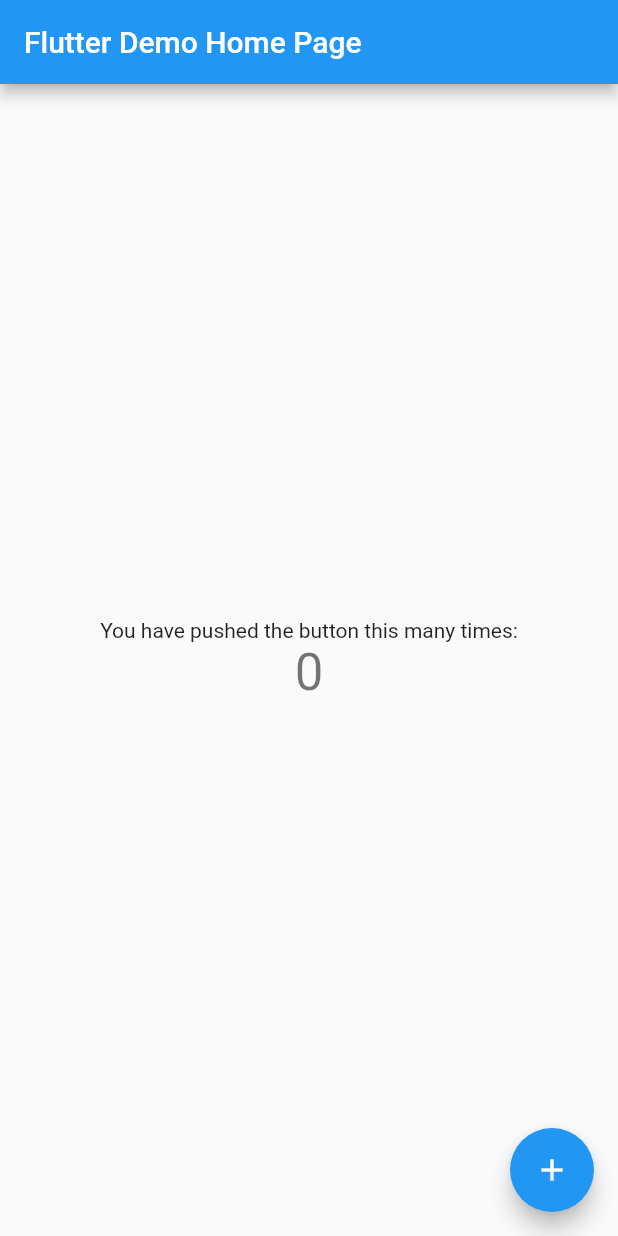
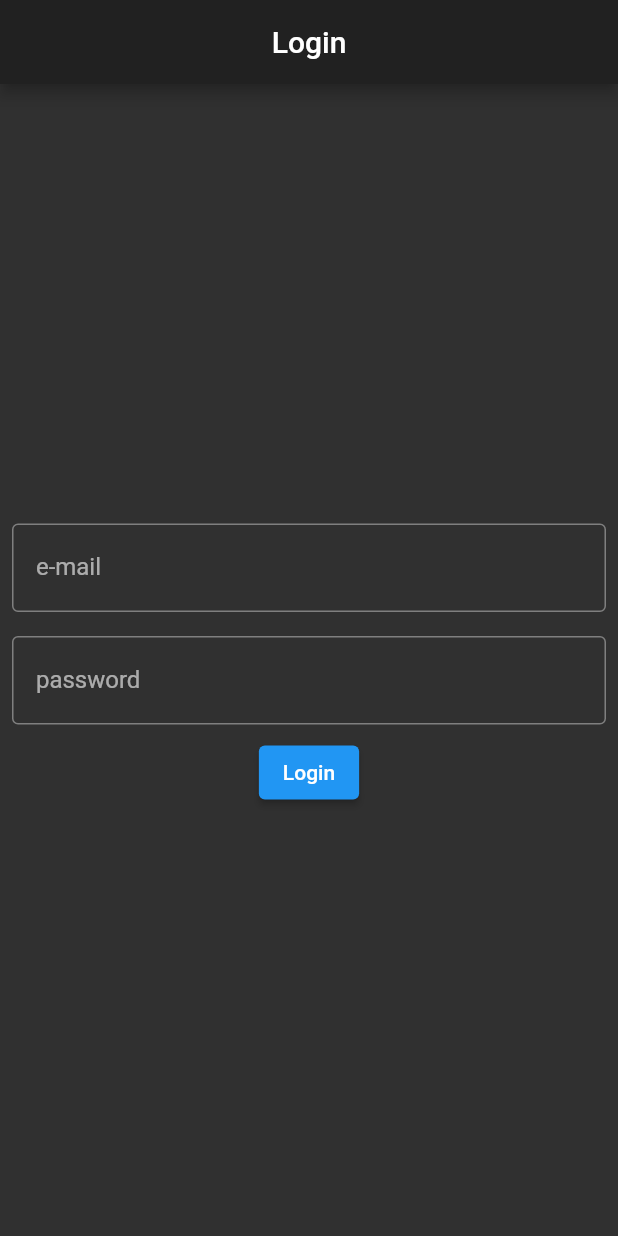
Before and after one commit to enesbayar/login_cubit, a Flutter app: the screen it shows after launch, on a phone screen of 412 x 824 dp. Run offline on Flutter 3.47's test engine with Material 2 defaults, Android fonts, the phone set to English and light mode, and no system bars; our stand-ins replace bloc, dio, equatable, flutter_bloc.

Commit message:
Login cubit completed

```diff
--- /dev/null
+++ b/lib/login/enum/login_enum.dart
@@ -0,0 +1 @@
+enum ILoginServicePath { LOGIN }
--- /dev/null
+++ b/lib/login/extension/login_extension.dart
@@ -0,0 +1,12 @@
+import '../enum/login_enum.dart';
+
+extension ILoginServicePathExtension on ILoginServicePath {
+  String get value {
+    switch (this) {
+      case ILoginServicePath.LOGIN:
+        return '/login';
+      default:
+        return '';
+    }
+  }
+}
--- /dev/null
+++ b/lib/login/model/login_request.dart
@@ -0,0 +1,18 @@
+class LoginRequest {
+  String? email;
+  String? password;
+
+  LoginRequest({this.email, this.password});
+
+  LoginRequest.fromJson(Map<String, dynamic> json) {
+    email = json['email'];
+    password = json['password'];
+  }
+
+  Map<String, dynamic> toJson() {
+    final Map<String, dynamic> data = new Map<String, dynamic>();
+    data['email'] = this.email;
+    data['password'] = this.password;
+    return data;
+  }
+}
--- /dev/null
+++ b/lib/login/model/login_response.dart
@@ -0,0 +1,15 @@
+class LoginResponse {
+  String? token;
+
+  LoginResponse({this.token});
+
+  LoginResponse.fromJson(Map<String, dynamic> json) {
+    token = json['token'];
+  }
+
+  Map<String, dynamic> toJson() {
+    final Map<String, dynamic> data = new Map<String, dynamic>();
+    data['token'] = this.token;
+    return data;
+  }
+}
--- /dev/null
+++ b/lib/login/service/i_login_service.dart
@@ -0,0 +1,17 @@
+import 'package:dio/dio.dart';
+
+import '../enum/login_enum.dart';
+import '../extension/login_extension.dart';
+import '../model/login_request.dart';
+import '../model/login_response.dart';
+
+abstract class ILoginService{
+  final Dio dio;
+
+  ILoginService(this.dio);
+
+  String get loginPath => ILoginServicePath.LOGIN.value;
+
+  Future<LoginResponse?> loginRequest(LoginRequest loginRequest);
+
+}
--- /dev/null
+++ b/lib/login/view/login_view.dart
@@ -0,0 +1,122 @@
+import 'package:dio/dio.dart';
+import 'package:flutter/material.dart';
+import 'package:flutter_bloc/flutter_bloc.dart';
+
+import '../service/login_service.dart';
+import '../viewmodel/cubit/login_cubit.dart';
+
+class LoginView extends StatelessWidget {
+  final TextEditingController eMailController = TextEditingController();
+  final TextEditingController passwordController = TextEditingController();
+  final GlobalKey<FormState> formKey = GlobalKey();
+  final String baseUrl = 'https://reqres.in/api';
+
+  @override
+  Widget build(BuildContext context) {
+    return BlocProvider<LoginCubit>(
+        create: (context) => LoginCubit(
+            eMailController, passwordController, formKey,
+            loginService: LoginService(Dio(BaseOptions(baseUrl: baseUrl)))),
+        child: BlocConsumer<LoginCubit, LoginState>(
+          listener: (context, state) {
+            if (state is LoginFailed) {
+              buildShowDialog(context, state);
+            }
+          },
+          builder: (context, state) {
+            return buildPage(context, state);
+          },
+        ));
+  }
+
+  Scaffold buildPage(BuildContext context, LoginState state) {
+    return Scaffold(
+      appBar: buildAppBar,
+      body: buildLoginFields(context, state),
+    );
+  }
+
+  AppBar get buildAppBar {
+    return AppBar(
+      title: Text('Login'),
+      centerTitle: true,
+    );
+  }
+
+  Form buildLoginFields(context, LoginState state) {
+    return Form(
+      key: formKey,
+      autovalidateMode: autovalidateMode(state),
+      child: Column(
+        mainAxisAlignment: MainAxisAlignment.center,
+        children: [
+          buildTextFormFieldMail,
+          buildTextFormFieldPassword,
+          buildButtonCubit(context)
+        ],
+      ),
+    );
+  }
+
+  Widget buildButtonCubit(BuildContext context) {
+    return BlocBuilder<LoginCubit, LoginState>(
+      builder: (context, state) {
+        if (state is LoginCompleted) {
+          return Column(
+            children: [
+              buildElevatedButton(context),
+              Text(state.loginResponse.token ?? "")
+            ],
+          );
+        } else {
+          return buildElevatedButton(context);
+        }
+      },
+    );
+  }
+
+  ElevatedButton buildElevatedButton(BuildContext context) => ElevatedButton(
+      onPressed: () => _onPressed(context), child: Text("Login"));
+
+  void _onPressed(BuildContext context) =>
+      context.read<LoginCubit>().loginRequest();
+
+  Widget get buildTextFormFieldPassword {
+    return Padding(
+      padding: const EdgeInsets.all(8.0),
+      child: TextFormField(
+          controller: passwordController,
+          validator: (value) =>
+              (value ?? "").length > 6 ? null : 'must be at least 6 characters',
+          decoration: InputDecoration(
+              border: OutlineInputBorder(), labelText: ' password ')),
+    );
+  }
+
+  Widget get buildTextFormFieldMail {
+    return Padding(
+      padding: const EdgeInsets.all(8.0),
+      child: TextFormField(
+          controller: eMailController,
+          validator: (value) =>
+              (value ?? "").isNotEmpty ? null : 'must not be empty',
+          decoration: InputDecoration(
+              border: OutlineInputBorder(), labelText: ' e-mail ')),
+    );
+  }
+
+  AutovalidateMode autovalidateMode(LoginState state) => state
+          is LoginValidateState
+      ? (state.isValidate ? AutovalidateMode.always : AutovalidateMode.disabled)
+      : AutovalidateMode.disabled;
+
+  Future buildShowDialog(BuildContext context, LoginFailed state) {
+    return showDialog(
+        context: context,
+        builder: (context) {
+          return AlertDialog(
+            title: Text(state.errorMessage),
+          );
+        });
+  }
+}
--- /dev/null
+++ b/lib/login/viewmodel/cubit/login_cubit.dart
@@ -0,0 +1,46 @@
+import 'package:bloc/bloc.dart';
+import 'package:equatable/equatable.dart';
+import 'package:flutter/material.dart';
+import 'package:meta/meta.dart';
+
+import '../../model/login_request.dart';
+import '../../model/login_response.dart';
+import '../../service/i_login_service.dart';
+
+part 'login_state.dart';
+
+class LoginCubit extends Cubit<LoginState> {
+  final TextEditingController emailController;
+  final TextEditingController passwordController;
+  final GlobalKey<FormState> formKey;
+  final ILoginService loginService;
+
+  bool isValidationFail = false;
+
+  LoginCubit(this.emailController, this.passwordController, this.formKey,
+      {required this.loginService})
+      : super(LoginInitial());
+
+  void loginRequest() async {
+    emit(LoginLoading());
+    if (formKey.currentState != null && formKey.currentState!.validate()) {
+      try {
+        final loginRequest = LoginRequest(
+            email: emailController.text.trim(),
+            password: passwordController.text.trim());
+        final data = await loginService.loginRequest(loginRequest);
+
+        if (data is LoginResponse) {
+          emit(LoginCompleted(data));
+        } else {
+          emit(LoginFailed("Errorrr"));
+        }
+      } catch (e) {
+        emit(LoginFailed(e.toString()));
+      }
+    } else{
+      isValidationFail = true;
+      emit(LoginValidateState(isValidationFail));
+    }
+  }
+}
--- /dev/null
+++ b/lib/login/viewmodel/cubit/login_state.dart
@@ -0,0 +1,40 @@
+part of 'login_cubit.dart';
+
+@immutable
+abstract class LoginState extends Equatable {
+  List<Object?> get props => [];
+}
+
+class LoginInitial extends LoginState {
+
+
+}
+
+class LoginLoading extends LoginState {}
+
+class LoginValidateState extends LoginState{
+  final bool isValidate;
+
+  LoginValidateState(this.isValidate);
+
+  List<Object?> get props => [this.isValidate];
+
+}
+
+class LoginCompleted extends LoginState{
+  final LoginResponse loginResponse;
+
+  LoginCompleted(this.loginResponse);
+
+  List<Object?> get props => [this.loginResponse];
+
+}
+
+class LoginFailed extends LoginState {
+  final String errorMessage;
+
+  LoginFailed(this.errorMessage);
+
+  List<Object?> get props => [this.errorMessage];
+
+}
--- a/lib/main.dart
+++ b/lib/main.dart
@@ -1,113 +1,16 @@
 import 'package:flutter/material.dart';
 
-void main() {
-  runApp(MyApp());
-}
+import 'login/view/login_view.dart';
 
-class MyApp extends StatelessWidget {
-  // This widget is the root of your application.
+void main() => runApp(LoginCubitApp());
+
+class LoginCubitApp extends StatelessWidget {
   @override
   Widget build(BuildContext context) {
     return MaterialApp(
-      title: 'Flutter Demo',
-      theme: ThemeData(
-        // This is the theme of your application.
-        //
-        // Try running your application with "flutter run". You'll see the
-        // application has a blue toolbar. Then, without quitting the app, try
-        // changing the primarySwatch below to Colors.green and then invoke
-        // "hot reload" (press "r" in the console where you ran "flutter run",
-        // or simply save your changes to "hot reload" in a Flutter IDE).
-        // Notice that the counter didn't reset back to zero; the application
-        // is not restarted.
-        primarySwatch: Colors.blue,
-      ),
-      home: MyHomePage(title: 'Flutter Demo Home Page'),
+      title: "login_cubit",
+      home: LoginView(),
+      theme: ThemeData.dark(),
     );
   }
 }
-
-class MyHomePage extends StatefulWidget {
-  MyHomePage({Key key, this.title}) : super(key: key);
-
-  // This widget is the home page of your application. It is stateful, meaning
-  // that it has a State object (defined below) that contains fields that affect
-  // how it looks.
-
-  // This class is the configuration for the state. It holds the values (in this
-  // case the title) provided by the parent (in this case the App widget) and
-  // used by the build method of the State. Fields in a Widget subclass are
-  // always marked "final".
-
-  final String title;
-
-  @override
-  _MyHomePageState createState() => _MyHomePageState();
-}
-
-class _MyHomePageState extends State<MyHomePage> {
-  int _counter = 0;
-
-  void _incrementCounter() {
-    setState(() {
-      // This call to setState tells the Flutter framework that something has
-      // changed in this State, which causes it to rerun the build method below
-      // so that the display can reflect the updated values. If we changed
-      // _counter without calling setState(), then the build method would not be
-      // called again, and so nothing would appear to happen.
-      _counter++;
-    });
-  }
-
-  @override
-  Widget build(BuildContext context) {
-    // This method is rerun every time setState is called, for instance as done
-    // by the _incrementCounter method above.
-    //
-    // The Flutter framework has been optimized to make rerunning build methods
-    // fast, so that you can just rebuild anything that needs updating rather
-    // than having to individually change instances of widgets.
-    return Scaffold(
-      appBar: AppBar(
-        // Here we take the value from the MyHomePage object that was created by
-        // the App.build method, and use it to set our appbar title.
-        title: Text(widget.title),
-      ),
-      body: Center(
-        // Center is a layout widget. It takes a single child and positions it
-        // in the middle of the parent.
-        child: Column(
-          // Column is also a layout widget. It takes a list of children and
-          // arranges them vertically. By default, it sizes itself to fit its
-          // children horizontally, and tries to be as tall as its parent.
-          //
-          // Invoke "debug painting" (press "p" in the console, choose the
-          // "Toggle Debug Paint" action from the Flutter Inspector in Android
-          // Studio, or the "Toggle Debug Paint" command in Visual Studio Code)
-          // to see the wireframe for each widget.
-          //
-          // Column has various properties to control how it sizes itself and
-          // how it positions its children. Here we use mainAxisAlignment to
-          // center the children vertically; the main axis here is the vertical
-          // axis because Columns are vertical (the cross axis would be
-          // horizontal).
-          mainAxisAlignment: MainAxisAlignment.center,
-          children: <Widget>[
-            Text(
-              'You have pushed the button this many times:',
-            ),
-            Text(
-              '$_counter',
-              style: Theme.of(context).textTheme.headline4,
-            ),
-          ],
-        ),
-      ),
-      floatingActionButton: FloatingActionButton(
-        onPressed: _incrementCounter,
-        tooltip: 'Increment',
-        child: Icon(Icons.add),
-      ), // This trailing comma makes auto-formatting nicer for build methods.
-    );
-  }
-}
```
Also changed, not shown: lib/login/service/login_service.dart (added, +21 -0 lines), pubspec.yaml (+5 -10 lines), 1 other file.
